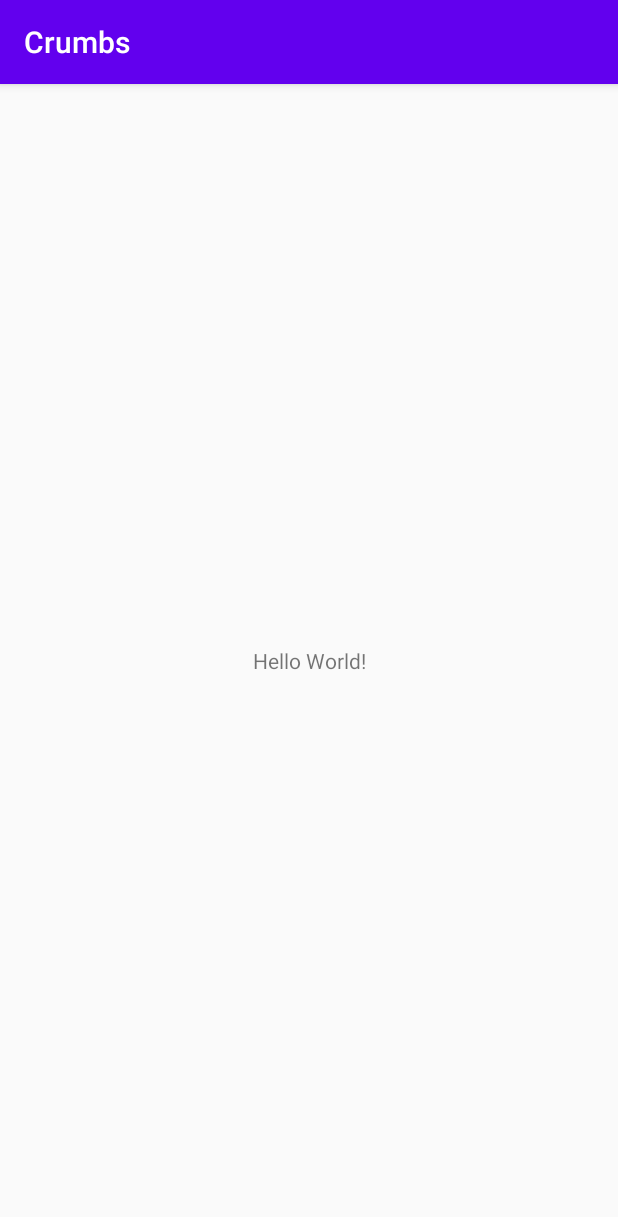
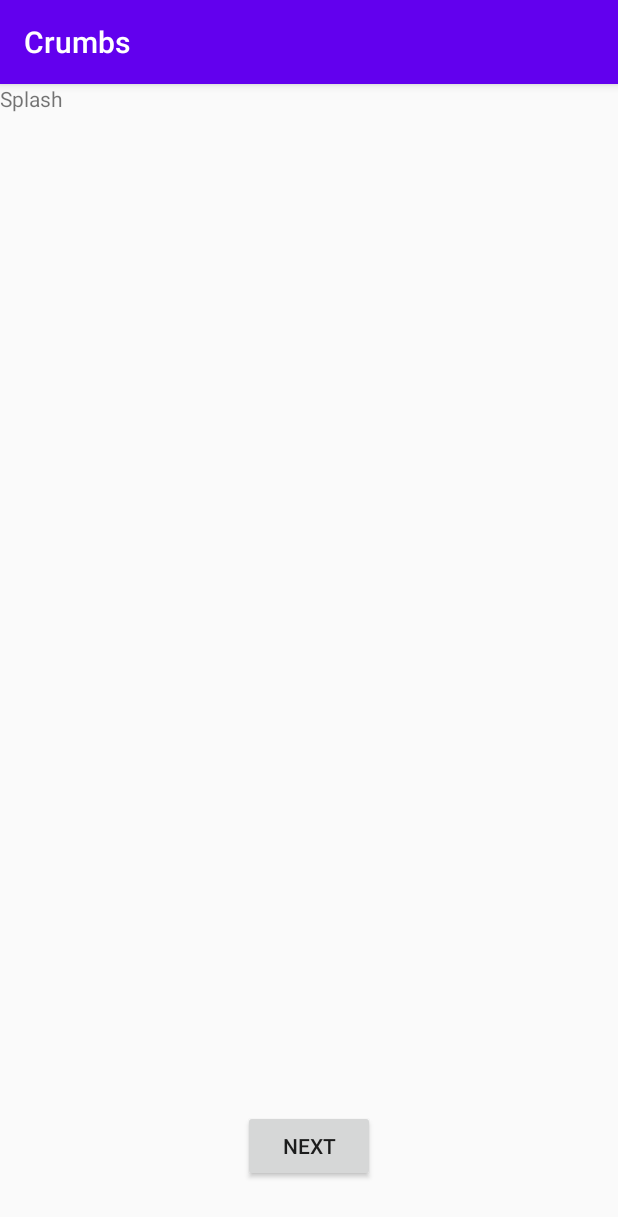
Before and after one commit to asadmansr/crumbs-android, an Android app: the screen it shows after launch (MainActivity), on a phone screen of 412 x 824 dp. Shown: the top 1217 px of the screen. Run offline under Robolectric (Android 15) with nearby library versions, the phone set to English and light mode, and no system bars.

Commit message:
[#2] feature: Added Jetpack Navigation

```diff
--- a/app/src/main/AndroidManifest.xml
+++ b/app/src/main/AndroidManifest.xml
@@ -9,7 +9,7 @@
         android:roundIcon="@mipmap/ic_launcher_round"
         android:supportsRtl="true"
         android:theme="@style/AppTheme">
-        <activity android:name=".MainActivity">
+        <activity android:name=".ui.MainActivity">
             <intent-filter>
                 <action android:name="android.intent.action.MAIN" />
 
--- a/app/src/main/java/com/asadmansoor/crumbs/MainActivity.kt
+++ b/app/src/main/java/com/asadmansoor/crumbs/ui/MainActivity.kt
@@ -1,7 +1,8 @@
-package com.asadmansoor.crumbs
+package com.asadmansoor.crumbs.ui
 
 import androidx.appcompat.app.AppCompatActivity
 import android.os.Bundle
+import com.asadmansoor.crumbs.R
 
 class MainActivity : AppCompatActivity() {
 
--- /dev/null
+++ b/app/src/main/java/com/asadmansoor/crumbs/ui/splash/SplashFragment.kt
@@ -0,0 +1,29 @@
+package com.asadmansoor.crumbs.ui.splash
+
+import android.os.Bundle
+import android.view.LayoutInflater
+import android.view.View
+import android.view.ViewGroup
+import androidx.fragment.app.Fragment
+import androidx.navigation.findNavController
+import com.asadmansoor.crumbs.R
+import kotlinx.android.synthetic.main.fragment_splash.*
+
+
+class SplashFragment : Fragment() {
+
+    override fun onCreateView(
+        inflater: LayoutInflater,
+        container: ViewGroup?,
+        savedInstanceState: Bundle?
+    ): View? {
+        return inflater.inflate(R.layout.fragment_splash, container, false)
+    }
+
+    override fun onViewCreated(view: View, savedInstanceState: Bundle?) {
+        super.onViewCreated(view, savedInstanceState)
+        button.setOnClickListener {
+            it.findNavController().navigate(R.id.action_splashFragment_to_onboardFragment)
+        }
+    }
+}
--- a/app/src/main/res/layout/activity_main.xml
+++ b/app/src/main/res/layout/activity_main.xml
@@ -1,18 +1,22 @@
 <?xml version="1.0" encoding="utf-8"?>
-<androidx.constraintlayout.widget.ConstraintLayout xmlns:android="http://schemas.android.com/apk/res/android"
+<androidx.constraintlayout.widget.ConstraintLayout
+    xmlns:android="http://schemas.android.com/apk/res/android"
     xmlns:app="http://schemas.android.com/apk/res-auto"
     xmlns:tools="http://schemas.android.com/tools"
     android:layout_width="match_parent"
     android:layout_height="match_parent"
-    tools:context=".MainActivity">
+    tools:context=".ui.MainActivity">
 
-    <TextView
-        android:layout_width="wrap_content"
-        android:layout_height="wrap_content"
-        android:text="Hello World!"
-        app:layout_constraintBottom_toBottomOf="parent"
+    <androidx.fragment.app.FragmentContainerView
+        android:id="@+id/nav_host_fragment"
+        android:name="androidx.navigation.fragment.NavHostFragment"
+        android:layout_width="0dp"
+        android:layout_height="0dp"
         app:layout_constraintLeft_toLeftOf="parent"
         app:layout_constraintRight_toRightOf="parent"
-        app:layout_constraintTop_toTopOf="parent" />
+        app:layout_constraintTop_toTopOf="parent"
+        app:layout_constraintBottom_toBottomOf="parent"
+        app:defaultNavHost="true"
+        app:navGraph="@navigation/nav_graph" />
 
 </androidx.constraintlayout.widget.ConstraintLayout>
--- /dev/null
+++ b/app/src/main/res/layout/fragment_splash.xml
@@ -0,0 +1,26 @@
+<?xml version="1.0" encoding="utf-8"?>
+<androidx.constraintlayout.widget.ConstraintLayout
+    xmlns:android="http://schemas.android.com/apk/res/android"
+    xmlns:app="http://schemas.android.com/apk/res-auto"
+    xmlns:tools="http://schemas.android.com/tools"
+    android:layout_width="match_parent"
+    android:layout_height="match_parent"
+    tools:context=".ui.splash.SplashFragment">
+
+    <TextView
+        android:id="@+id/textView"
+        android:layout_width="match_parent"
+        android:layout_height="match_parent"
+        android:text="Splash" />
+
+    <Button
+        android:id="@+id/button"
+        android:layout_width="wrap_content"
+        android:layout_height="wrap_content"
+        android:layout_marginBottom="36dp"
+        android:text="Next"
+        app:layout_constraintBottom_toBottomOf="@+id/textView"
+        app:layout_constraintEnd_toEndOf="parent"
+        app:layout_constraintStart_toStartOf="parent" />
+
+</androidx.constraintlayout.widget.ConstraintLayout>
--- /dev/null
+++ b/app/src/main/res/navigation/nav_graph.xml
@@ -0,0 +1,23 @@
+<?xml version="1.0" encoding="utf-8"?>
+<navigation
+    xmlns:android="http://schemas.android.com/apk/res/android"
+    xmlns:app="http://schemas.android.com/apk/res-auto"
+    xmlns:tools="http://schemas.android.com/tools"
+    android:id="@+id/nav_graph"
+    app:startDestination="@id/splashFragment">
+
+    <fragment
+        android:id="@+id/splashFragment"
+        android:name="com.asadmansoor.crumbs.ui.splash.SplashFragment"
+        android:label="fragment_splash"
+        tools:layout="@layout/fragment_splash" >
+        <action
+            android:id="@+id/action_splashFragment_to_onboardFragment"
+            app:destination="@id/onboardFragment" />
+    </fragment>
+    <fragment
+        android:id="@+id/onboardFragment"
+        android:name="com.asadmansoor.crumbs.ui.onboard.OnboardFragment"
+        android:label="fragment_onboard"
+        tools:layout="@layout/fragment_onboard" />
+</navigation>
--- a/app/src/main/res/values/strings.xml
+++ b/app/src/main/res/values/strings.xml
@@ -1,3 +1,6 @@
 <resources>
     <string name="app_name">Crumbs</string>
+
+    <!-- TODO: Remove or change this placeholder text -->
+    <string name="hello_blank_fragment">Hello blank fragment</string>
 </resources>
--- a/buildSrc/src/main/kotlin/com/asadmansoor/crumbs/buildsrc/Dependencies.kt
+++ b/buildSrc/src/main/kotlin/com/asadmansoor/crumbs/buildsrc/Dependencies.kt
@@ -20,6 +20,12 @@ object Libs {
         const val stdlib = "org.jetbrains.kotlin:kotlin-stdlib-jdk7:$version"
     }
 
+    object Navigation {
+        private const val version = "2.3.1"
+        const val fragmentKtx = "androidx.navigation:navigation-fragment-ktx:$version"
+        const val uiKtx = "androidx.navigation:navigation-ui-ktx:$version"
+    }
+
     object Test {
         const val junit = "junit:junit:4.12"
     }
```
Also changed, not shown: app/build.gradle (+11 -0 lines), app/src/main/java/com/asadmansoor/crumbs/ui/onboard/OnboardFragment.kt (added, +20 -0 lines), app/src/main/res/layout/fragment_onboard.xml (added, +14 -0 lines).
